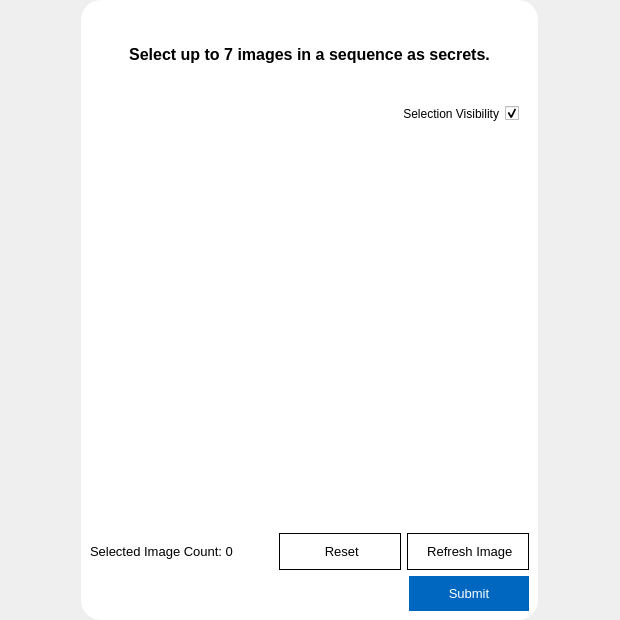
The window that src/views_ui/register_views/picture_password_view.ui (devforgely/MFA-Simulator) describes before a commit, drawn with Qt 5.
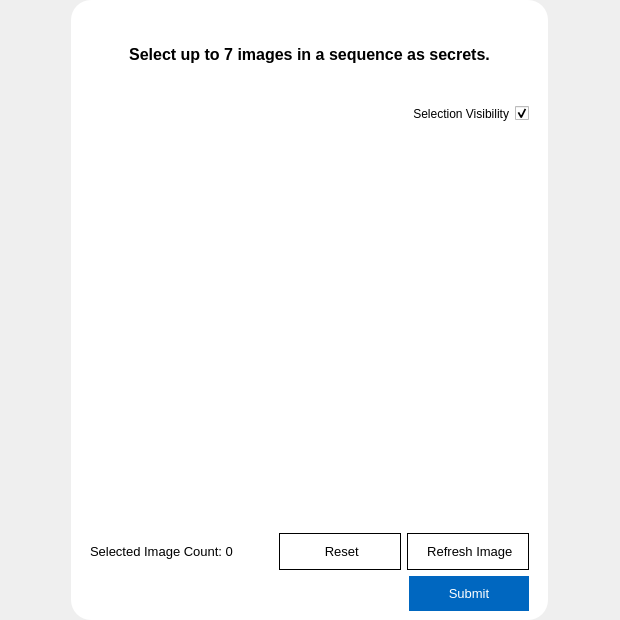
The same window after the commit. Icons and pictures are not drawn. Custom widgets are drawn as their Qt base class.

Patch:
```diff
--- a/src/views_ui/register_views/picture_password_view.ui
+++ b/src/views_ui/register_views/picture_password_view.ui
@@ -53,12 +53,20 @@
 	border: 1px solid black;
 }
 
+#reset_btn:hover, #refresh_btn:hover {
+	background-color: #e6e6e6;
+}
+
 #submit_btn {
 	color: white;
 	border: none;
 	background-color: #0067c0;
 }
 
+#submit_btn:hover {
+	background-color: #005dad;
+}
+
 #warning_label {
 	color: #d5786c;
 }</string>
@@ -286,6 +294,12 @@
       </item>
       <item>
        <layout class="QHBoxLayout" name="horizontalLayout_2">
+        <property name="leftMargin">
+         <number>10</number>
+        </property>
+        <property name="rightMargin">
+         <number>10</number>
+        </property>
         <item>
          <widget class="QLabel" name="select_lbl">
           <property name="text">
@@ -341,6 +355,12 @@
         <property name="spacing">
          <number>5</number>
         </property>
+        <property name="leftMargin">
+         <number>10</number>
+        </property>
+        <property name="rightMargin">
+         <number>10</number>
+        </property>
         <item alignment="Qt::AlignRight">
          <widget class="QPushButton" name="submit_btn">
           <property name="cursor">
```
